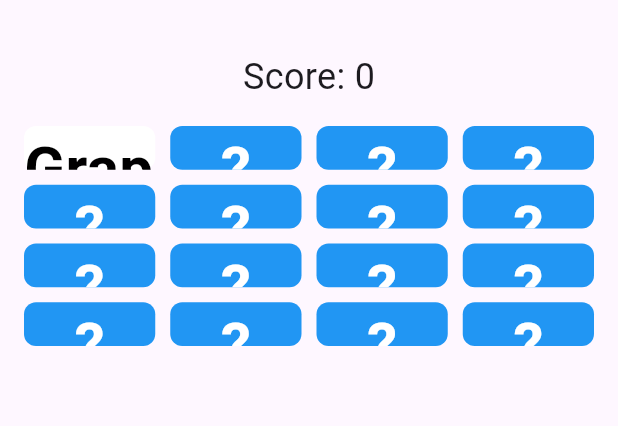
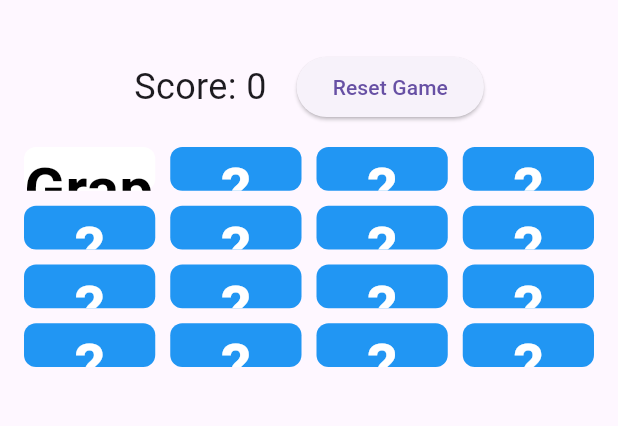
Before and after one commit to asaf65676/memory_game, a Flutter app: the screen it shows after launch, after a tap on an icon or button, on a phone screen of 412 x 824 dp, the part 63-489 px from its top. Run offline on Flutter 3.47's test engine with Material 3 defaults, Android fonts, the phone set to English and light mode, and no system bars.

Commit message:
Adding reset button

```diff
--- a/lib/main.dart
+++ b/lib/main.dart
@@ -30,7 +30,7 @@ class _MemoryGamePageState extends State<MemoryGamePage> {
   late List<CardModel> flippedCards;
   late bool isFlipping;
   late int attempts;
-  late int score; // New variable to track score
+  late int score;
   late Timer? timer;
 
   @override
@@ -45,7 +45,7 @@ class _MemoryGamePageState extends State<MemoryGamePage> {
     flippedCards = [];
     isFlipping = false;
     attempts = 0;
-    score = 0; // Initialize score to 0
+    score = 0;
   }
 
   List<CardModel> generateCards() {
@@ -89,11 +89,17 @@ class _MemoryGamePageState extends State<MemoryGamePage> {
           flippedCards = [];
           isFlipping = false;
           setState(() {
-            score++; // Increment score on successful match
+            score++;
           });
         }
       }
     }
+  }
+
+  void resetGame() {
+    setState(() {
+      initializeGame();
+    });
   }
 
   @override
@@ -110,10 +116,20 @@ class _MemoryGamePageState extends State<MemoryGamePage> {
       ),
       body: Column(
         children: [
-          SizedBox(height: 20), // Add some space above the game
-          Text(
-            'Score: $score', // Display the score
-            style: TextStyle(fontSize: 24),
+          SizedBox(height: 20),
+          Row(
+            mainAxisAlignment: MainAxisAlignment.center,
+            children: [
+              Text(
+                'Score: $score',
+                style: TextStyle(fontSize: 24),
+              ),
+              SizedBox(width: 20),
+              ElevatedButton(
+                onPressed: resetGame,
+                child: Text('Reset Game'),
+              ),
+            ],
           ),
           Expanded(
             child: GridView.builder(
```
